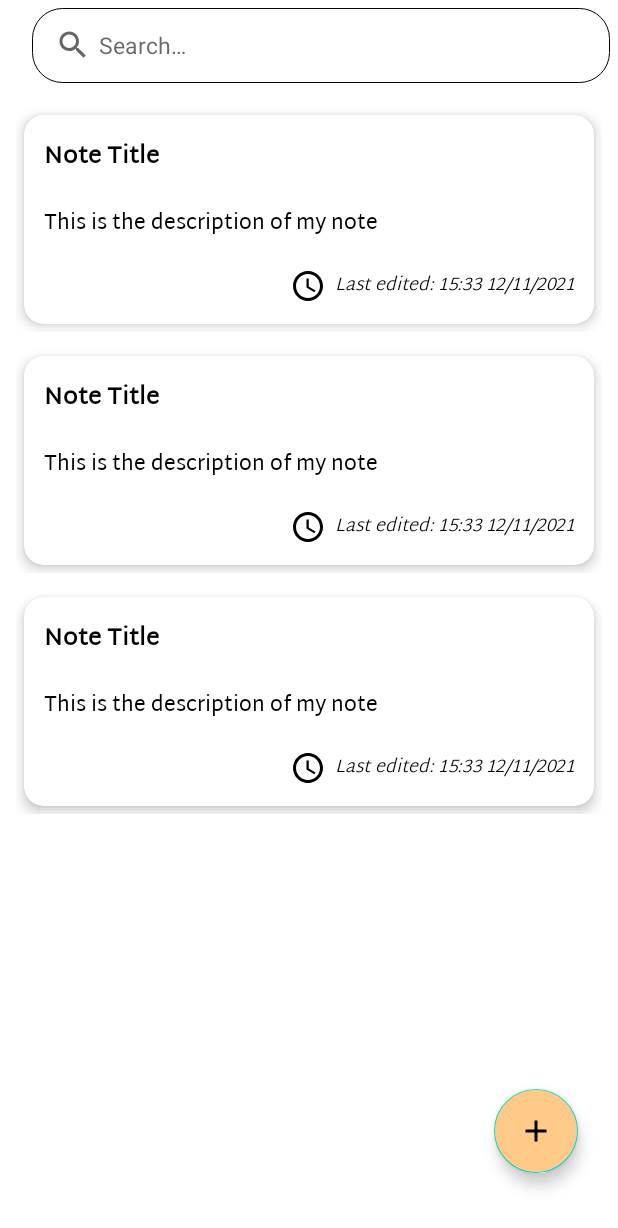
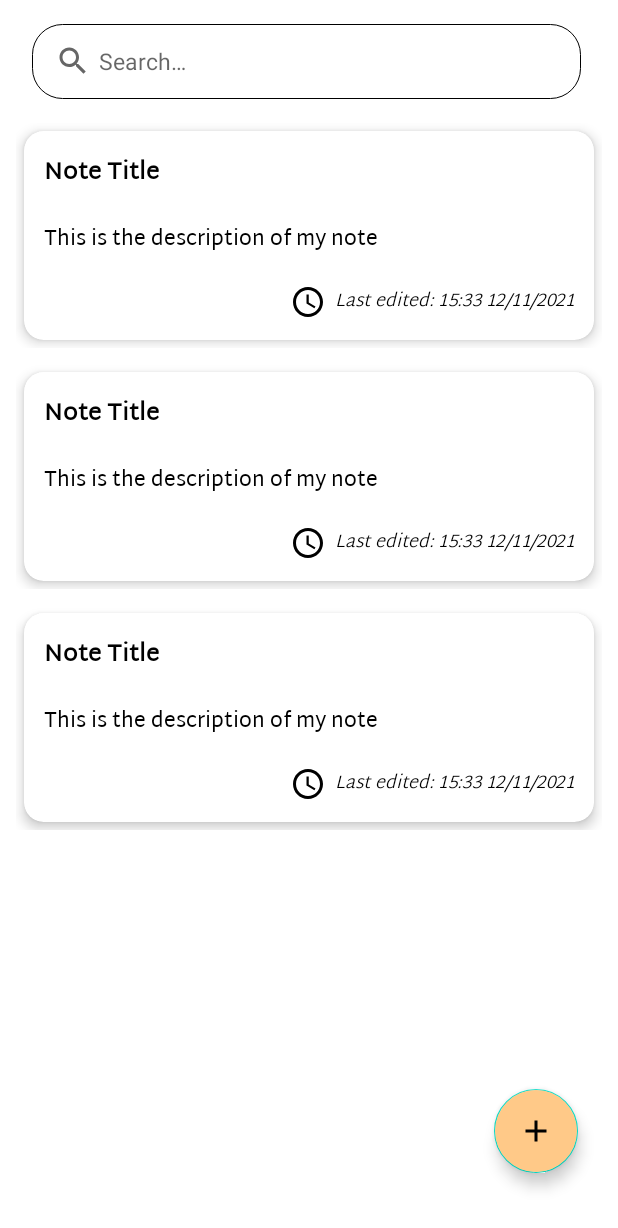
Before and after one commit to valchez-dev/Android_Notes, an Android app: the layout fragment_home.xml on its own in the app's theme, with its tools: preview values and no code run, on a phone screen of 412 x 824 dp. Shown: the top 1228 px of the screen. Run offline under Robolectric (Android 15) with nearby library versions, the phone set to English and light mode, and no system bars.

Commit message:
UI: appbar top margins, no notes screen

```diff
--- a/app/src/main/java/my/personal/notes/screens/HomeFragment.kt
+++ b/app/src/main/java/my/personal/notes/screens/HomeFragment.kt
@@ -11,6 +11,7 @@ import android.view.ViewGroup
 import android.view.WindowManager
 import android.view.inputmethod.EditorInfo
 import androidx.core.content.ContextCompat
+import androidx.core.view.isInvisible
 import androidx.core.view.isVisible
 import androidx.fragment.app.Fragment
 import androidx.fragment.app.activityViewModels
@@ -225,8 +226,8 @@ class HomeFragment : Fragment(R.layout.fragment_home) {
 
     private fun observerDataChanges() {
         viewModel.getAllNotes().observe(viewLifecycleOwner) { list ->
-            binding.homeTitle.isVisible = list.isEmpty()
             binding.homeTextPlaceholder.isVisible = list.isEmpty()
+            binding.homeSearch.isInvisible = list.isEmpty()
             listAdapter.submitList(list)
         }
     }
--- a/app/src/main/res/drawable/ic_back.xml
+++ b/app/src/main/res/drawable/ic_back.xml
@@ -1,6 +1,6 @@
 <vector xmlns:android="http://schemas.android.com/apk/res/android"
-    android:width="24dp"
-    android:height="24dp"
+    android:width="34dp"
+    android:height="34dp"
     android:viewportWidth="24"
     android:viewportHeight="24"
     android:tint="?attr/colorControlNormal">
--- a/app/src/main/res/drawable/ic_save.xml
+++ b/app/src/main/res/drawable/ic_save.xml
@@ -1,6 +1,6 @@
 <vector xmlns:android="http://schemas.android.com/apk/res/android"
-    android:width="24dp"
-    android:height="24dp"
+    android:width="34dp"
+    android:height="34dp"
     android:viewportWidth="24"
     android:viewportHeight="24"
     android:tint="?attr/colorControlNormal">
--- a/app/src/main/res/drawable/search_shape.xml
+++ b/app/src/main/res/drawable/search_shape.xml
@@ -2,7 +2,7 @@
 <shape android:shape="rectangle" xmlns:android="http://schemas.android.com/apk/res/android">
 
     <stroke
-        android:width="0.8dp"
+        android:width="0.9dp"
         android:color="@color/black"/>
     <corners android:radius="20dp"/>
 
--- a/app/src/main/res/layout/fragment_home.xml
+++ b/app/src/main/res/layout/fragment_home.xml
@@ -23,37 +23,21 @@
             <com.google.android.material.appbar.MaterialToolbar
                 android:layout_width="match_parent"
                 android:layout_height="wrap_content"
+                android:layout_gravity="center"
                 android:background="@color/white"
                 app:layout_scrollFlags="scroll|enterAlways">
-
-                <androidx.constraintlayout.widget.ConstraintLayout
-                    android:layout_width="match_parent"
-                    android:layout_height="wrap_content">
-
-                    <com.google.android.material.textview.MaterialTextView
-                        android:id="@+id/home_title"
-                        android:visibility="gone"
-                        android:layout_width="match_parent"
-                        android:layout_height="wrap_content"
-                        android:layout_marginHorizontal="5dp"
-                        android:layout_marginTop="15dp"
-                        android:fontFamily="@font/martel_sans_bold"
-                        android:text="@string/my_notes"
-                        android:gravity="center"
-                        android:textColor="@color/black"
-                        android:textSize="30sp"
-                        app:layout_constraintStart_toStartOf="parent"
-                        app:layout_constraintTop_toTopOf="parent" />
 
 
                     <LinearLayout
                         android:layout_width="match_parent"
                         android:layout_height="wrap_content"
-                        android:layout_margin="5dp"
+                        android:layout_marginTop="5dp"
+                        android:layout_marginEnd="19dp"
+                        android:padding="5dp"
                         app:layout_constraintBottom_toBottomOf="parent"
                         app:layout_constraintEnd_toEndOf="parent"
                         app:layout_constraintStart_toStartOf="parent"
-                        app:layout_constraintTop_toBottomOf="@+id/home_title">
+                        app:layout_constraintTop_toTopOf="parent">
 
                         <!--
 
@@ -74,11 +58,10 @@
                             android:inputType="textFilter"
                             android:paddingHorizontal="15dp"
                             android:paddingVertical="5dp"
+                            android:layout_marginTop="5dp"
                             android:textSize="15sp" />
 
                     </LinearLayout>
-
-                </androidx.constraintlayout.widget.ConstraintLayout>
 
             </com.google.android.material.appbar.MaterialToolbar>
 
```
Also changed, not shown: app/src/main/res/layout/fragment_details.xml (+6 -7 lines).
